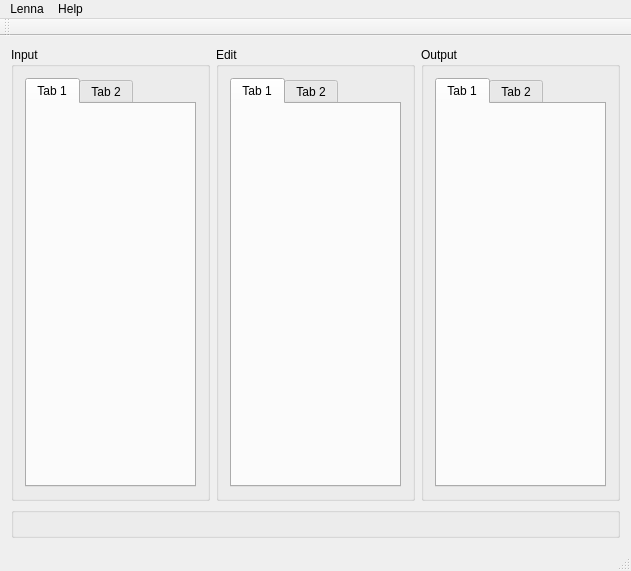
Old version of the form lenna/mainwindow.ui in the repository sanyaade-teachings/lenna.
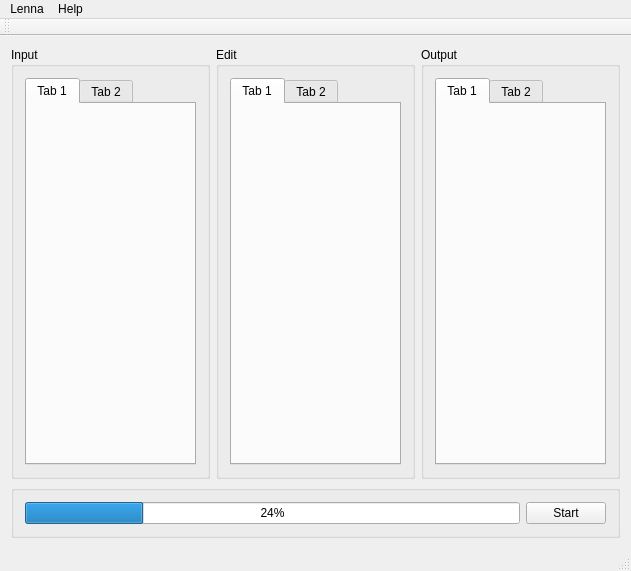
New version of the form. Icons and pictures are not drawn.

```diff
--- a/lenna/mainwindow.ui
+++ b/lenna/mainwindow.ui
@@ -93,6 +93,22 @@
       <property name="title">
        <string/>
       </property>
+      <layout class="QGridLayout" name="gridLayout_2">
+       <item row="0" column="0">
+        <widget class="QProgressBar" name="progressBar">
+         <property name="value">
+          <number>24</number>
+         </property>
+        </widget>
+       </item>
+       <item row="0" column="1">
+        <widget class="QPushButton" name="startStopButton">
+         <property name="text">
+          <string>Start</string>
+         </property>
+        </widget>
+       </item>
+      </layout>
      </widget>
     </item>
    </layout>
```
